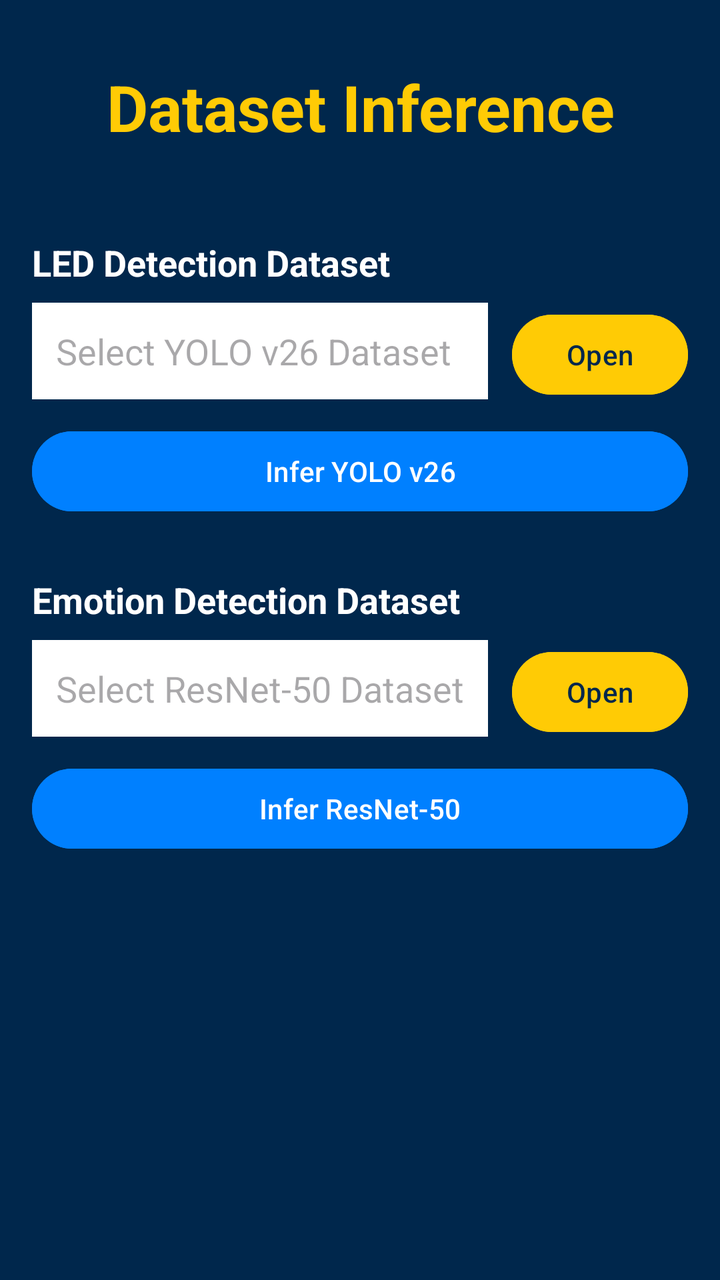
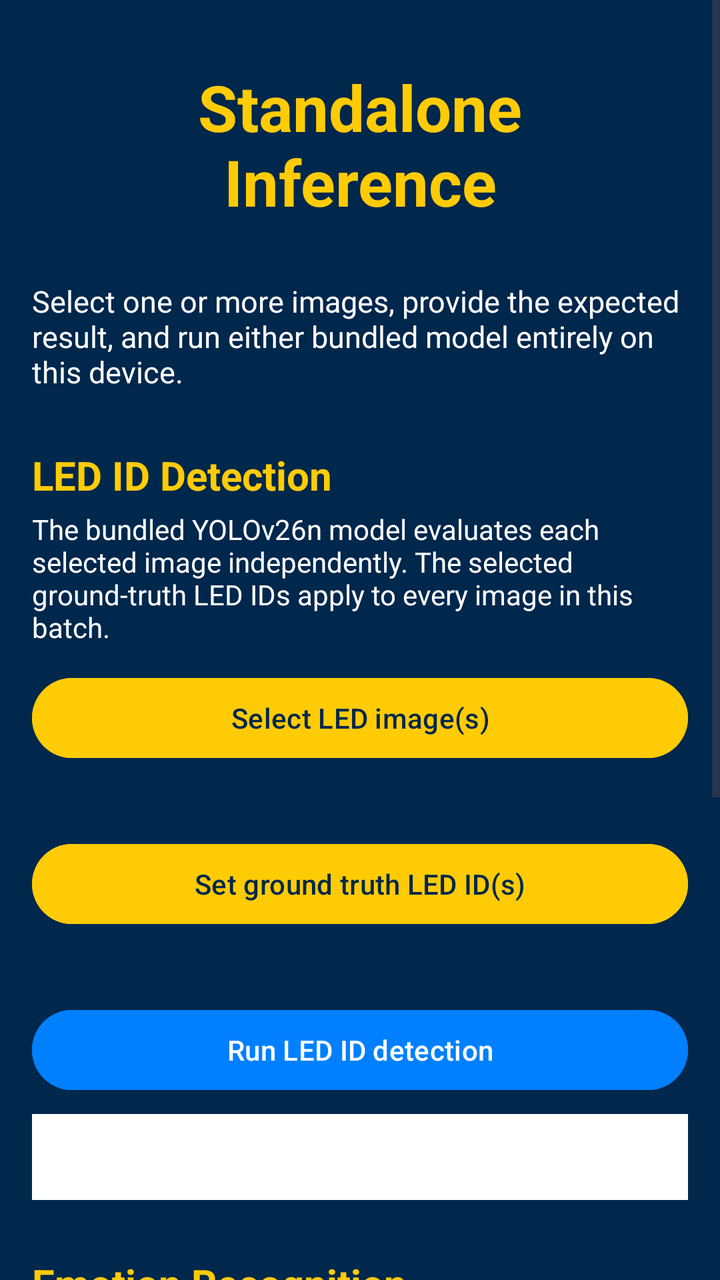

Two renders of the same Android screen: before a commit and after it. Below are the layout's source before the change and the commit's diff.
<!-- AndroidManifest.xml: application theme Theme.Xemotion -->
<!-- res/layout/activity_local_inference.xml -->
<?xml version="1.0" encoding="utf-8"?>
<ScrollView xmlns:android="http://schemas.android.com/apk/res/android"
    android:id="@+id/local_inference_root"
    android:layout_width="match_parent"
    android:layout_height="match_parent"
    android:background="@color/darkBlue">

    <LinearLayout
        android:layout_width="match_parent"
        android:layout_height="wrap_content"
        android:orientation="vertical"
        android:padding="16dp">

        
        <include
            android:id="@+id/inference_fixed_header"
            layout="@layout/inference_header" />

        
        <TextView
            android:layout_width="match_parent"
            android:layout_height="wrap_content"
            android:layout_marginTop="28dp"
            android:text="LED Detection Dataset"
            android:textColor="@android:color/white"
            android:textSize="18sp"
            android:textStyle="bold" />

        <LinearLayout
            android:layout_width="match_parent"
            android:layout_height="wrap_content"
            android:layout_marginTop="8dp"
            android:orientation="horizontal">

            <EditText
                android:id="@+id/yoloDatasetPathEditText"
                android:layout_width="0dp"
                android:layout_height="wrap_content"
                android:layout_weight="1"
                android:hint="Select YOLO v26 Dataset"
                android:focusable="false"
                android:background="@android:color/white"
                android:padding="12dp"
                android:textColor="@android:color/black" />

            <Button
                android:id="@+id/selectYoloDatasetButton"
                android:layout_width="wrap_content"
                android:layout_height="wrap_content"
                android:layout_marginStart="12dp"
                android:text="Open"
                android:backgroundTint="@color/yellow"
                android:textColor="@color/darkBlue" />
        </LinearLayout>

        <Button
            android:id="@+id/inferYoloButton"
            android:layout_width="match_parent"
            android:layout_height="wrap_content"
            android:layout_marginTop="12dp"
            android:text="Infer YOLO v26"
            android:backgroundTint="@color/blue"
            android:textColor="@android:color/white" />

        
        <TextView
            android:layout_width="match_parent"
            android:layout_height="wrap_content"
            android:layout_marginTop="28dp"
            android:text="Emotion Detection Dataset"
            android:textColor="@android:color/white"
            android:textSize="18sp"
            android:textStyle="bold" />

        <LinearLayout
            android:layout_width="match_parent"
            android:layout_height="wrap_content"
            android:layout_marginTop="8dp"
            android:orientation="horizontal">

            <EditText
                android:id="@+id/resnetDatasetPathEditText"
                android:layout_width="0dp"
                android:layout_height="wrap_content"
                android:layout_weight="1"
                android:hint="Select ResNet-50 Dataset"
                android:focusable="false"
                android:background="@android:color/white"
                android:padding="12dp"
                android:textColor="@android:color/black" />

            <Button
                android:id="@+id/selectResnetDatasetButton"
                android:layout_width="wrap_content"
                android:layout_height="wrap_content"
                android:layout_marginStart="12dp"
                android:text="Open"
                android:backgroundTint="@color/yellow"
                android:textColor="@color/darkBlue" />
        </LinearLayout>

        <Button
            android:id="@+id/inferResnetButton"
            android:layout_width="match_parent"
            android:layout_height="wrap_content"
            android:layout_marginTop="12dp"
            android:layout_marginBottom="24dp"
            android:text="Infer ResNet-50"
            android:backgroundTint="@color/blue"
            android:textColor="@android:color/white" />

    </LinearLayout>
</ScrollView>
<!-- res/layout/inference_header.xml (included above) -->
<?xml version="1.0" encoding="utf-8"?>
<TextView xmlns:android="http://schemas.android.com/apk/res/android"
    android:layout_width="match_parent"
    android:layout_height="wrap_content"
    android:background="#00274C"
    android:text="Dataset Inference"
    android:textColor="@color/yellow"
    android:textSize="32sp"
    android:textStyle="bold"
    android:padding="16dp"
    android:gravity="center"/>
<!-- resources referenced by this layout -->
<resources>
  <color name="blue">#0080FF</color>
  <color name="darkBlue">#00274C</color>
  <color name="yellow">#FFCB05</color>
  <style name="Theme.Xemotion" parent="Base.Theme.Xemotion" />
  <style name="Base.Theme.Xemotion" parent="Theme.Material3.DayNight.NoActionBar">
          
          <item name="colorPrimary">@color/darkBlue</item>
      </style>
</resources>

<!-- the commit's change to res/layout/activity_local_inference.xml (unified diff, before → after) -->
@@ -3,7 +3,8 @@
     android:id="@+id/local_inference_root"
     android:layout_width="match_parent"
     android:layout_height="match_parent"
-    android:background="@color/darkBlue">
+    android:background="@color/darkBlue"
+    android:fillViewport="true">
 
     <LinearLayout
         android:layout_width="match_parent"
@@ -11,103 +12,162 @@
         android:orientation="vertical"
         android:padding="16dp">
 
-        
         <include
             android:id="@+id/inference_fixed_header"
             layout="@layout/inference_header" />
 
-        
+        <TextView
+            android:layout_width="match_parent"
+            android:layout_height="wrap_content"
+            android:layout_marginTop="12dp"
+            android:text="@string/standalone_inference_description"
+            android:textColor="@android:color/white"
+            android:textSize="15sp" />
+
         <TextView
             android:layout_width="match_parent"
             android:layout_height="wrap_content"
             android:layout_marginTop="28dp"
-            android:text="LED Detection Dataset"
-            android:textColor="@android:color/white"
-            android:textSize="18sp"
+            android:text="@string/led_id_detection"
+            android:textColor="@color/yellow"
+            android:textSize="20sp"
             android:textStyle="bold" />
 
-        <LinearLayout
+        <TextView
+            android:layout_width="match_parent"
+            android:layout_height="wrap_content"
+            android:layout_marginTop="4dp"
+            android:text="@string/led_inference_description"
+            android:textColor="@android:color/white"
+            android:textSize="14sp" />
+
+        <Button
+            android:id="@+id/selectLedImagesButton"
+            android:layout_width="match_parent"
+            android:layout_height="wrap_content"
+            android:layout_marginTop="12dp"
+            android:backgroundTint="@color/yellow"
+            android:text="@string/select_led_images"
+            android:textColor="@color/darkBlue" />
+
+        <TextView
+            android:id="@+id/ledSelectionTextView"
+            android:layout_width="match_parent"
+            android:layout_height="wrap_content"
+            android:layout_marginTop="4dp"
+            android:textColor="@android:color/white"
+            android:textSize="14sp" />
+
+        <Button
+            android:id="@+id/selectLedGroundTruthButton"
+            android:layout_width="match_parent"
+            android:layout_height="wrap_content"
+            android:layout_marginTop="12dp"
+            android:backgroundTint="@color/yellow"
+            android:text="@string/set_led_ground_truth"
+            android:textColor="@color/darkBlue" />
+
+        <TextView
+            android:id="@+id/ledGroundTruthTextView"
+            android:layout_width="match_parent"
+            android:layout_height="wrap_content"
+            android:layout_marginTop="4dp"
+            android:textColor="@android:color/white"
+            android:textSize="14sp" />
+
+        <Button
+            android:id="@+id/inferLedButton"
+            android:layout_width="match_parent"
+            android:layout_height="wrap_content"
+            android:layout_marginTop="12dp"
+            android:backgroundTint="@color/blue"
+            android:text="@string/run_led_inference"
+            android:textColor="@android:color/white" />
+
+        <TextView
+            android:id="@+id/ledResultsTextView"
             android:layout_width="match_parent"
             android:layout_height="wrap_content"
             android:layout_marginTop="8dp"
-            android:orientation="horizontal">
+            android:background="@android:color/white"
+            android:padding="12dp"
+            android:textColor="@android:color/black"
+            android:textIsSelectable="true"
+            android:textSize="14sp" />
 
-            <EditText
-                android:id="@+id/yoloDatasetPathEditText"
-                android:layout_width="0dp"
-                android:layout_height="wrap_content"
-                android:layout_weight="1"
-                android:hint="Select YOLO v26 Dataset"
-                android:focusable="false"
-                android:background="@android:color/white"
-                android:padding="12dp"
-                android:textColor="@android:color/black" />
-
-            <Button
-                android:id="@+id/selectYoloDatasetButton"
-                android:layout_width="wrap_content"
-                android:layout_height="wrap_content"
-                android:layout_marginStart="12dp"
-                android:text="Open"
-                android:backgroundTint="@color/yellow"
-                android:textColor="@color/darkBlue" />
-        </LinearLayout>
-
-        <Button
-            android:id="@+id/inferYoloButton"
-            android:layout_width="match_parent"
-            android:layout_height="wrap_content"
-            android:layout_marginTop="12dp"
-            android:text="Infer YOLO v26"
-            android:backgroundTint="@color/blue"
-            android:textColor="@android:color/white" />
-
-        
         <TextView
             android:layout_width="match_parent"
             android:layout_height="wrap_content"
             android:layout_marginTop="28dp"
-            android:text="Emotion Detection Dataset"
-            android:textColor="@android:color/white"
-            android:textSize="18sp"
+            android:text="@string/emotion_recognition"
+            android:textColor="@color/yellow"
+            android:textSize="20sp"
             android:textStyle="bold" />
 
-        <LinearLayout
+        <TextView
+            android:layout_width="match_parent"
+            android:layout_height="wrap_content"
+            android:layout_marginTop="4dp"
+            android:text="@string/emotion_inference_description"
+            android:textColor="@android:color/white"
+            android:textSize="14sp" />
+
+        <Button
+            android:id="@+id/selectEmotionImagesButton"
+            android:layout_width="match_parent"
+            android:layout_height="wrap_content"
+            android:layout_marginTop="12dp"
+            android:backgroundTint="@color/yellow"
+            android:text="@string/select_emotion_images"
+            android:textColor="@color/darkBlue" />
+
+        <TextView
+            android:id="@+id/emotionSelectionTextView"
+            android:layout_width="match_parent"
+            android:layout_height="wrap_content"
+            android:layout_marginTop="4dp"
+            android:textColor="@android:color/white"
+            android:textSize="14sp" />
+
+        <TextView
+            android:layout_width="match_parent"
+            android:layout_height="wrap_content"
+            android:layout_marginTop="12dp"
+            android:text="@string/emotion_ground_truth"
+            android:textColor="@android:color/white"
+            android:textSize="14sp"
+            android:textStyle="bold" />
+
+        <Spinner
+            android:id="@+id/emotionGroundTruthSpinner"
+            android:layout_width="match_parent"
+            android:layout_height="48dp"
+            android:layout_marginTop="4dp"
+            android:background="@android:color/white"
+            android:entries="@array/emotion_ground_truth_options"
+            android:paddingHorizontal="12dp"
+            android:spinnerMode="dialog" />
+
+        <Button
+            android:id="@+id/inferEmotionButton"
+            android:layout_width="match_parent"
+            android:layout_height="wrap_content"
+            android:layout_marginTop="12dp"
+            android:backgroundTint="@color/blue"
+            android:text="@string/run_emotion_inference"
+            android:textColor="@android:color/white" />
+
+        <TextView
+            android:id="@+id/emotionResultsTextView"
             android:layout_width="match_parent"
             android:layout_height="wrap_content"
             android:layout_marginTop="8dp"
-            android:orientation="horizontal">
-
-            <EditText
-                android:id="@+id/resnetDatasetPathEditText"
-                android:layout_width="0dp"
-                android:layout_height="wrap_content"
-                android:layout_weight="1"
-                android:hint="Select ResNet-50 Dataset"
-                android:focusable="false"
-                android:background="@android:color/white"
-                android:padding="12dp"
-                android:textColor="@android:color/black" />
-
-            <Button
-                android:id="@+id/selectResnetDatasetButton"
-                android:layout_width="wrap_content"
-                android:layout_height="wrap_content"
-                android:layout_marginStart="12dp"
-                android:text="Open"
-                android:backgroundTint="@color/yellow"
-                android:textColor="@color/darkBlue" />
-        </LinearLayout>
-
-        <Button
-            android:id="@+id/inferResnetButton"
-            android:layout_width="match_parent"
-            android:layout_height="wrap_content"
-            android:layout_marginTop="12dp"
             android:layout_marginBottom="24dp"
-            android:text="Infer ResNet-50"
-            android:backgroundTint="@color/blue"
-            android:textColor="@android:color/white" />
+            android:background="@android:color/white"
+            android:padding="12dp"
+            android:textColor="@android:color/black"
+            android:textIsSelectable="true"
+            android:textSize="14sp" />
 
     </LinearLayout>
 </ScrollView>
@@ -117,7 +177,7 @@
     android:layout_width="match_parent"
     android:layout_height="wrap_content"
     android:background="#00274C"
-    android:text="Dataset Inference"
+    android:text="@string/standalone_inference"
     android:textColor="@color/yellow"
     android:textSize="32sp"
     android:textStyle="bold"
<!-- resource entries referenced after the edit -->
@@ -1,8 +1,28 @@
 <!-- resources referenced by this layout -->
 <resources>
+  <string-array name="emotion_ground_truth_options">
+          <item>Select an emotion</item>
+          <item>Angry</item>
+          <item>Anxiety</item>
+          <item>Disgust</item>
+          <item>Excitement</item>
+          <item>Sadness</item>
+      </string-array>
   <color name="blue">#0080FF</color>
   <color name="darkBlue">#00274C</color>
   <color name="yellow">#FFCB05</color>
+  <string name="emotion_ground_truth">Ground truth emotion</string>
+  <string name="emotion_inference_description">Selected images are used in selection order as one sequence. RoEmotion samples or repeats them to the model’s five-frame input.</string>
+  <string name="emotion_recognition">Emotion Recognition</string>
+  <string name="led_id_detection">LED ID Detection</string>
+  <string name="led_inference_description">The bundled YOLOv26n model evaluates each selected image independently. The selected ground-truth LED IDs apply to every image in this batch.</string>
+  <string name="run_emotion_inference">Run emotion recognition</string>
+  <string name="run_led_inference">Run LED ID detection</string>
+  <string name="select_emotion_images">Select emotion image(s)</string>
+  <string name="select_led_images">Select LED image(s)</string>
+  <string name="set_led_ground_truth">Set ground truth LED ID(s)</string>
+  <string name="standalone_inference">Standalone Inference</string>
+  <string name="standalone_inference_description">Select one or more images, provide the expected result, and run either bundled model entirely on this device.</string>
   <style name="Theme.Xemotion" parent="Base.Theme.Xemotion" />
   <style name="Base.Theme.Xemotion" parent="Theme.Material3.DayNight.NoActionBar">
           
